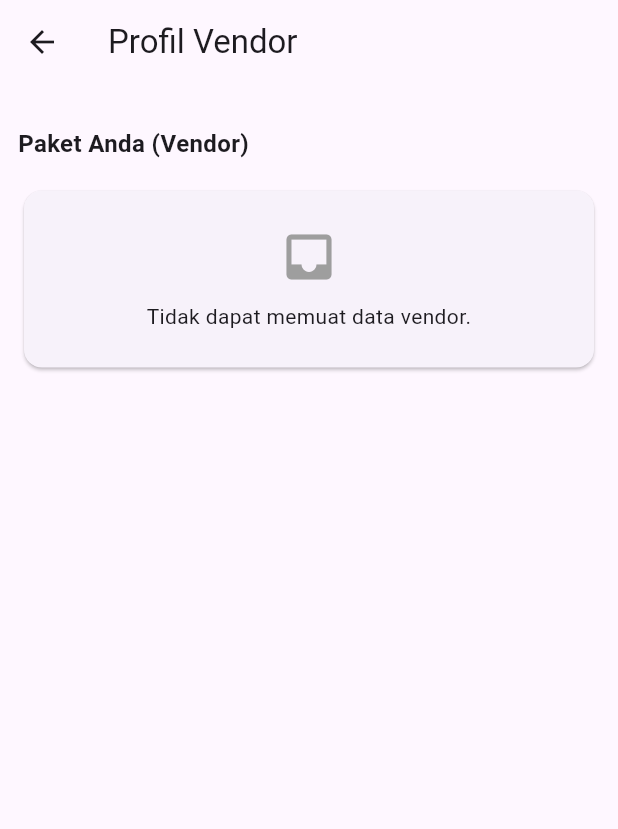
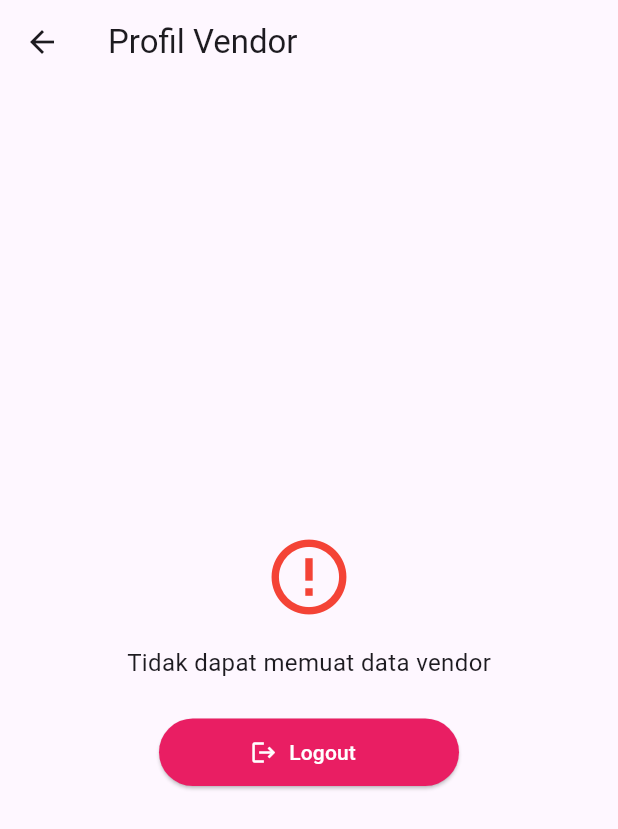
Before and after one commit to LordJmw/Mobile-Back-End-Ba-Fang-Lai-Cai, a Flutter app: the Vendorprofile screen opened directly, on a phone screen of 412 x 824 dp. Shown: the top 829 px of the screen. Run offline on Flutter 3.47's test engine with Material 3 defaults, Android fonts, the phone set to English and light mode, and no system bars; our stand-ins replace flutter_rating_bar, shared_preferences, sqflite; accounts and stored records are empty.

Commit message:
made it so that user/vendor can log out if they are not found

```diff
--- a/lib/profile/vendorProfile.dart
+++ b/lib/profile/vendorProfile.dart
@@ -133,11 +133,39 @@ class _VendorprofileState extends State<Vendorprofile> {
 
           final currentVendor = snapshot.data;
 
+          // Jika vendor tidak ditemukan, tampilkan pesan + tombol logout
+          if (currentVendor == null) {
+            return Center(
+              child: Column(
+                mainAxisAlignment: MainAxisAlignment.center,
+                children: [
+                  const Icon(Icons.error_outline, color: Colors.red, size: 60),
+                  const SizedBox(height: 16),
+                  const Text(
+                    "Tidak dapat memuat data vendor",
+                    style: TextStyle(fontSize: 16),
+                  ),
+                  const SizedBox(height: 24),
+                  ElevatedButton.icon(
+                    onPressed: _logout,
+                    icon: const Icon(Icons.logout),
+                    label: const Text("Logout"),
+                    style: ElevatedButton.styleFrom(
+                      backgroundColor: Colors.pink,
+                      foregroundColor: Colors.white,
+                      minimumSize: const Size(200, 45),
+                    ),
+                  ),
+                ],
+              ),
+            );
+          }
+
+          // Jika vendor ditemukan, tampilkan profil dan daftar paket
           return SingleChildScrollView(
             padding: const EdgeInsets.all(12),
             child: Column(
               children: [
-                if (currentVendor != null) ...[
                 Center(
                   child: CircleAvatar(
                     radius: 50,
@@ -178,14 +206,13 @@ class _VendorprofileState extends State<Vendorprofile> {
                   ],
                 ),
                 const Divider(height: 30),
-                ],
 
                 Padding(
                   padding: const EdgeInsets.symmetric(vertical: 16),
                   child: Row(
                     children: [
                       Text(
-                        "Paket Anda (${currentVendor?.nama ?? 'Vendor'})",
+                        "Paket Anda (${currentVendor.nama})",
                         style: const TextStyle(
                           fontWeight: FontWeight.bold,
                           fontSize: 16,
@@ -195,24 +222,7 @@ class _VendorprofileState extends State<Vendorprofile> {
                     ],
                   ),
                 ),
-                if (currentVendor == null)
-                  Card(
-                    child: Container(
-                      padding: const EdgeInsets.all(24),
-                      width: double.infinity,
-                      child: const Column(
-                        children: [
-                          Icon(Icons.inbox, size: 40, color: Colors.grey),
-                          SizedBox(height: 10),
-                          Text(
-                            "Tidak dapat memuat data vendor.",
-                            textAlign: TextAlign.center,
-                          ),
-                        ],
-                      ),
-                    ),
-                  )
-                else
+
                 _buildPackageList(currentVendor),
               ],
             ),
```
Also changed, not shown: lib/profile/userProfile.dart (+23 -2 lines). Lines whose indentation alone changed are shown as unchanged.
